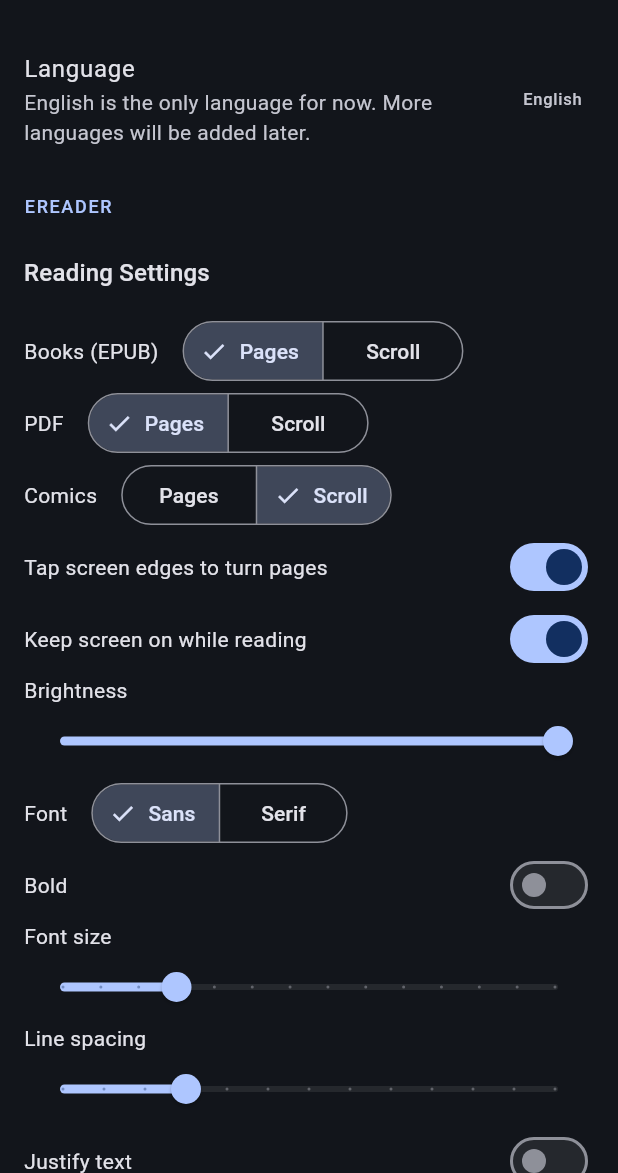
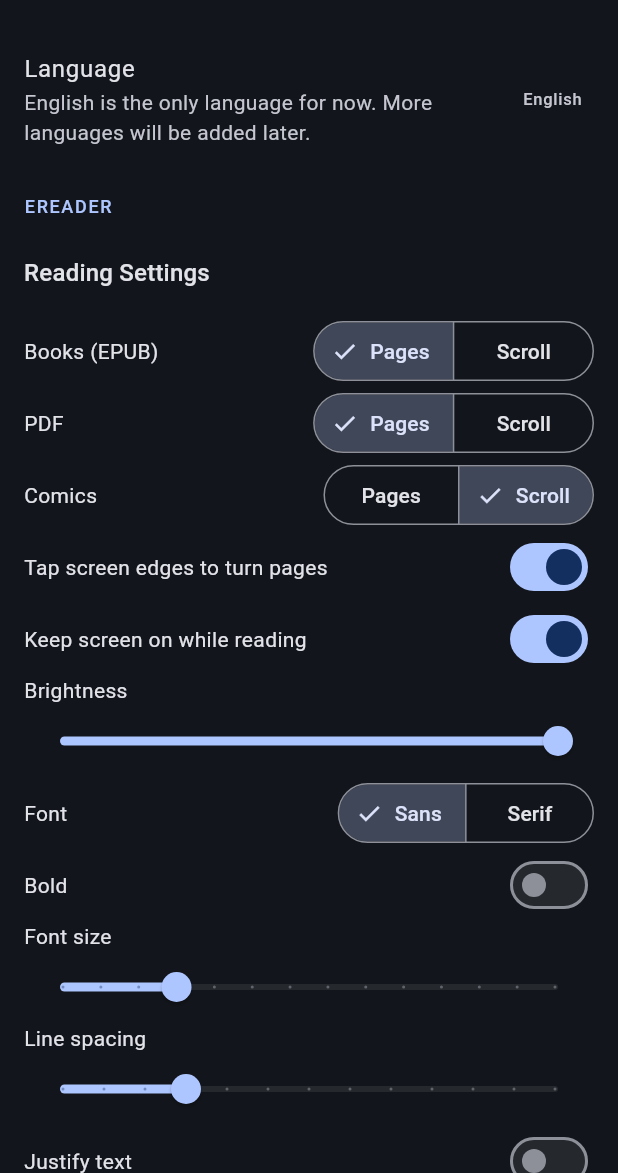
Before and after one commit to CodeNeedsCoffee/Steeped, a Flutter app: the SettingsScreen screen opened by its route, scrolled down 2304 dp, on a phone screen of 412 x 824 dp, the part 63-1236 px from its top. Run offline on Flutter 3.47's test engine with Material 3 defaults, Android fonts, the phone set to English and light mode, and no system bars; our stand-ins replace audio_service, cached_network_image, connectivity_plus, dio, drift, drift_flutter and 9 more; missing offline and left inert: background_downloader, epub_view, flutter_file_dialog, pdfx, sqlite3; accounts and stored records are empty; generated files the repository leaves out were written again; statements that could not run were skipped.

Commit message:
Ereader settings: right-align the segmented controls like the switches

```diff
--- a/lib/features/ebook/ereader_settings_panel.dart
+++ b/lib/features/ebook/ereader_settings_panel.dart
@@ -103,11 +103,7 @@ class EreaderSettingsPanel extends ConsumerWidget {
     ReadingFlow value,
     ValueChanged<ReadingFlow> onChanged,
   ) {
-    return Wrap(
-      alignment: WrapAlignment.spaceBetween,
-      spacing: 16,
-      crossAxisAlignment: WrapCrossAlignment.center,
-      runSpacing: 8,
+    return _SpreadWrap(
       children: [
         Text(label),
         SegmentedButton<ReadingFlow>(
@@ -134,11 +130,7 @@ class EreaderSettingsPanel extends ConsumerWidget {
     EreaderSettingsController controller,
   ) {
     return [
-          Wrap(
-            alignment: WrapAlignment.spaceBetween,
-            spacing: 16,
-            crossAxisAlignment: WrapCrossAlignment.center,
-            runSpacing: 8,
+          _SpreadWrap(
             children: [
               Text(context.l10n.font),
               SegmentedButton<EreaderFontFamily>(
@@ -208,11 +200,7 @@ class EreaderSettingsPanel extends ConsumerWidget {
     EreaderSettings settings,
     EreaderSettingsController controller,
   ) {
-    return Wrap(
-      alignment: WrapAlignment.spaceBetween,
-      spacing: 16,
-      crossAxisAlignment: WrapCrossAlignment.center,
-      runSpacing: 8,
+    return _SpreadWrap(
       children: [
         Text(context.l10n.theme),
         SegmentedButton<EreaderTheme>(
@@ -238,3 +226,25 @@ class EreaderSettingsPanel extends ConsumerWidget {
     );
   }
 }
+
+/// A label and its control, with the control pushed to the right edge like a
+/// switch. It still wraps to a second line when the label is long or the text
+/// is large. (A bare `Wrap` shrinks to its content, so `spaceBetween` did
+/// nothing.)
+class _SpreadWrap extends StatelessWidget {
+  const _SpreadWrap({required this.children});
+
+  final List<Widget> children;
+
+  @override
+  Widget build(BuildContext context) => SizedBox(
+    width: double.infinity,
+    child: Wrap(
+      alignment: WrapAlignment.spaceBetween,
+      spacing: 16,
+      crossAxisAlignment: WrapCrossAlignment.center,
+      runSpacing: 8,
+      children: children,
+    ),
+  );
+}
```
